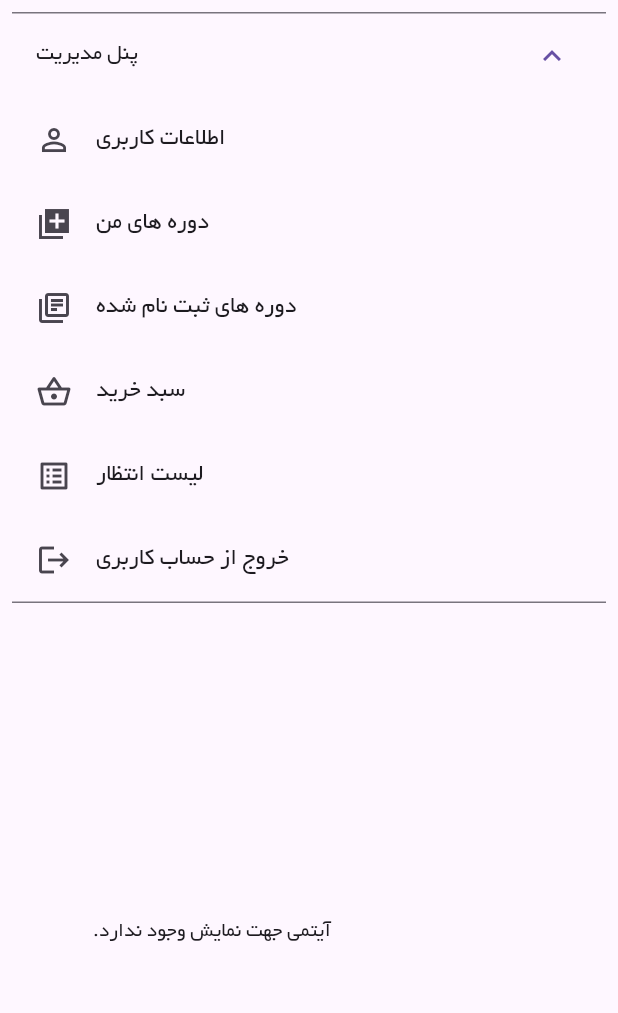
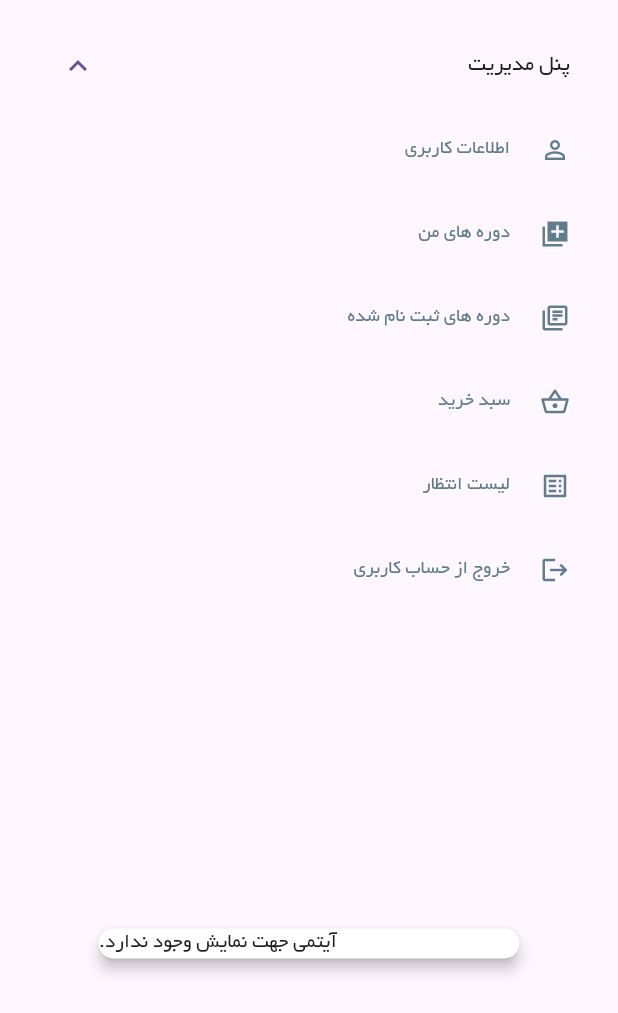
Before and after one commit to Poya403/conference_system, a Flutter app: the ControlScreen screen opened directly, after a tap on "پنل مدیریت", after a tap on "دوره های من", after a tap on "دوره های ثبت نام شده", on a phone screen of 412 x 824 dp. Shown: the top 1013 px of the screen. Run offline on Flutter 3.47's test engine with Material 3 defaults, Android fonts, the phone set to English and light mode, and no system bars; our stand-ins replace shamsi_date, supabase_flutter; missing offline and left inert: persian_datetime_picker, translator; accounts and stored records are empty.

Commit message:
new update: The user interface of the control panel section has been improved.

```diff
--- a/Front-End/lib/features/control_panel/control_screen.dart
+++ b/Front-End/lib/features/control_panel/control_screen.dart
@@ -16,7 +16,6 @@ class ControlScreen extends StatefulWidget {
 
 class _ControlScreenState extends State<ControlScreen> {
   late Widget currentPanel;
-
   @override
   void initState() {
     super.initState();
@@ -76,12 +75,31 @@ class Wide extends StatelessWidget {
           textDirection: TextDirection.rtl,
           children: [
             SizedBox(
-              width: 300,
+              width: 270,
               height: 400,
               child: Padding(
                 padding: const EdgeInsets.all(8.0),
+                child: Card(
+                  shape: RoundedRectangleBorder(
+                    borderRadius: BorderRadius.all(Radius.circular(10)),
+                  ),
+                  elevation: 4,
+                  color: Colors.white,
                   child: Column(
+                    crossAxisAlignment: CrossAxisAlignment.start,
+                    textDirection: TextDirection.rtl,
                     children: [
+                      Padding(
+                        padding: const EdgeInsets.only(right: 23.0, top: 18.0),
+                        child: Text(
+                            AppTexts.controlPanel,
+                            style: TextStyle(
+                              color: Colors.grey[500],
+                              fontSize: 12,
+                            ),
+                        ),
+                      ),
+                      SizedBox(height: 10),
                       FormButton(
                         title: AppTexts.userInfo,
                         icon: Icons.person_outline_outlined,
@@ -122,8 +140,16 @@ class Wide extends StatelessWidget {
                   ),
                 ),
               ),
-            SizedBox(width: 20),
-            Expanded(child: SizedBox.expand(child: currentPanel)),
+            ),
+            SizedBox(width: 10),
+            Expanded(
+              child: SizedBox.expand(
+                child: Padding(
+                  padding: const EdgeInsets.all(8.0),
+                  child: currentPanel,
+                ),
+              ),
+            ),
           ],
         ),
       ),
@@ -143,45 +169,54 @@ class Narrow extends StatelessWidget {
 
   @override
   Widget build(BuildContext context) {
+    final narrowTextStyle = TextStyle(
+      color: Colors.blueGrey,
+      fontSize: 13,
+    );
+    final Color iconColor = Colors.blueGrey;
+    final double iconSize = 20.0;
     return Column(
-        crossAxisAlignment: CrossAxisAlignment.stretch,
+      crossAxisAlignment: CrossAxisAlignment.start,
+      textDirection: TextDirection.rtl,
       children: [
-          Padding(
-            padding: const EdgeInsets.all(8.0),
+        Directionality(
+          textDirection: TextDirection.rtl,
+          child: Padding(
+            padding: const EdgeInsets.all(16.0),
             child: ExpansionTile(
-              title: Text(
-                AppTexts.controlPanel,
-                style: TextStyle(fontSize: 15),
+              title: Text(AppTexts.controlPanel, style: TextStyle(fontSize: 15)),
+              shape: RoundedRectangleBorder(
+                borderRadius: BorderRadius.all(Radius.circular(10.0))
               ),
               children: [
                 ListTile(
-                  leading: Icon(Icons.person_outline),
-                  title: Text(AppTexts.userInfo),
+                  leading: Icon(Icons.person_outline, color: iconColor, size: iconSize,),
+                  title: Text(AppTexts.userInfo, style: narrowTextStyle,),
                   onTap: () => onPanelChanged(0),
                 ),
                 ListTile(
-                  leading: Icon(Icons.my_library_add_sharp),
-                  title: Text(AppTexts.myCourses),
+                  leading: Icon(Icons.my_library_add_sharp, color: iconColor, size: iconSize,),
+                  title: Text(AppTexts.myCourses, style: narrowTextStyle,),
                   onTap: () => onPanelChanged(1),
                 ),
                 ListTile(
-                  leading: Icon(Icons.my_library_books_outlined),
-                  title: Text(AppTexts.registeredCourses),
+                  leading: Icon(Icons.my_library_books_outlined, color: iconColor, size: iconSize,),
+                  title: Text(AppTexts.registeredCourses, style: narrowTextStyle,),
                   onTap: () => onPanelChanged(2),
                 ),
                 ListTile(
-                  leading: Icon(Icons.shopping_basket_outlined),
-                  title: Text(AppTexts.shoppingBasket),
+                  leading: Icon(Icons.shopping_basket_outlined, color: iconColor, size: iconSize,),
+                  title: Text(AppTexts.shoppingBasket, style: narrowTextStyle,),
                   onTap: () => onPanelChanged(3),
                 ),
                 ListTile(
-                  leading: Icon(Icons.list_alt_outlined),
-                  title: Text(AppTexts.waitingList),
+                  leading: Icon(Icons.list_alt_outlined, color: iconColor, size: iconSize,),
+                  title: Text(AppTexts.waitingList, style: narrowTextStyle,),
                   onTap: () => onPanelChanged(4),
                 ),
                 ListTile(
-                  leading: Icon(Icons.logout),
-                  title: Text(AppTexts.logout),
+                  leading: Icon(Icons.logout, color: iconColor, size: iconSize,),
+                  title: Text(AppTexts.logout, style: narrowTextStyle,),
                   onTap: () async {
                     await logout(context);
                   },
@@ -189,11 +224,11 @@ class Narrow extends StatelessWidget {
               ],
             ),
           ),
+        ),
 
         const SizedBox(height: 10),
 
         Expanded(child: Center(child: currentPanel)),
-
       ],
     );
   }
@@ -224,7 +259,7 @@ class FormButton extends StatelessWidget {
       ),
       child: Row(
         textDirection: TextDirection.rtl,
-        children: [Icon(icon, size: 27), SizedBox(width: 10), Text(title)],
+        children: [Icon(icon, size: 23), SizedBox(width: 10), Text(title)],
       ),
     );
   }
--- a/Front-End/lib/features/control_panel/panels/my_courses_page.dart
+++ b/Front-End/lib/features/control_panel/panels/my_courses_page.dart
@@ -112,6 +112,12 @@ class _MyCoursesPageState extends State<MyCoursesPage> {
           .of(context)
           .size
           .width * 0.7,
+      child: Card(
+        shape: RoundedRectangleBorder(
+          borderRadius: BorderRadius.all(Radius.circular(10)),
+        ),
+        elevation: 4,
+        color: Colors.white,
         child: FutureBuilder<List<Map<String, dynamic>>>(
           future: coursesService.myCoursesList('own courses'),
           builder: (context, snapshot) {
@@ -277,6 +283,7 @@ class _MyCoursesPageState extends State<MyCoursesPage> {
               );
             }
           },
+        ),
       ),
     );
 
--- a/Front-End/lib/features/control_panel/panels/profile_screen.dart
+++ b/Front-End/lib/features/control_panel/panels/profile_screen.dart
@@ -39,16 +39,12 @@ class _ProfileScreenState extends State<ProfileScreen> {
         } else {
           final info = snapshot.data![0];
           return SingleChildScrollView(
-            child: Container(
-              decoration: BoxDecoration(
-                borderRadius: BorderRadius.all(Radius.circular(10)),
-                border: Border.all(color: Colors.grey, width: 0.5),
-              ),
             child: Card(
               shape: RoundedRectangleBorder(
                 borderRadius: BorderRadius.all(Radius.circular(10)),
               ),
-                elevation: 0,
+              elevation: 4,
+              color: Colors.white,
               child: Column(
                 textDirection: TextDirection.rtl,
                 children: [
@@ -57,9 +53,12 @@ class _ProfileScreenState extends State<ProfileScreen> {
                     children: [
                       Container(
                         width: 1500,
-                          height: isDesktop ? 150 : 70,
+                        height: isDesktop ? 120 : 70,
                         decoration: BoxDecoration(
-                            borderRadius: BorderRadius.circular(10),
+                          borderRadius: BorderRadius.only(
+                              topRight: Radius.circular(10.0),
+                              topLeft: Radius.circular(10.0)
+                          ),
                           color: Colors.deepPurpleAccent,
                         ),
                       ),
@@ -159,8 +158,8 @@ class _ProfileScreenState extends State<ProfileScreen> {
                   ),
                   SizedBox(height: 16,),
                   EditButton(onPanelChanged: widget.editButtonOnPressed),
+                  SizedBox(height: 16,),
                 ],
-                ),
               ),
             ),
           );
--- a/Front-End/lib/features/control_panel/panels/registered_courses.dart
+++ b/Front-End/lib/features/control_panel/panels/registered_courses.dart
@@ -24,6 +24,12 @@ class _RegisteredCoursesState extends State<RegisteredCourses> {
     return SingleChildScrollView(
       child: SizedBox(
         width: MediaQuery.of(context).size.width * 0.7,
+        child: Card(
+          shape: RoundedRectangleBorder(
+            borderRadius: BorderRadius.all(Radius.circular(10)),
+          ),
+          elevation: 4,
+          color: Colors.white,
           child: FutureBuilder<List<Map<String, dynamic>>>(
             future: coursesService.myCoursesList('registered'),
             builder: (context, snapshot) {
@@ -166,6 +172,7 @@ class _RegisteredCoursesState extends State<RegisteredCourses> {
             },
           ),
         ),
+      ),
     );
   }
 }
```
Also changed, not shown: Front-End/lib/features/control_panel/panels/shopping_basket.dart (+7 -0 lines). Lines whose indentation alone changed are shown as unchanged.
